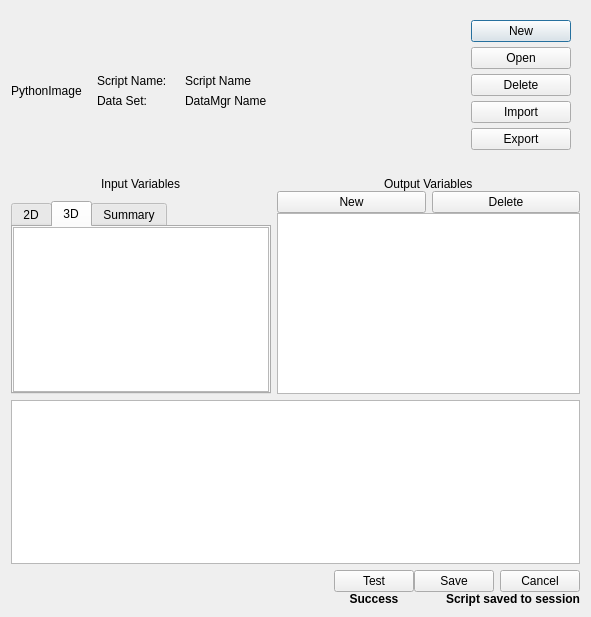
This is apps/vaporgui/PythonVariablesGUI.ui in StasJ/vapor-formatted as Qt 5 draws it before an edit. The edited form follows.
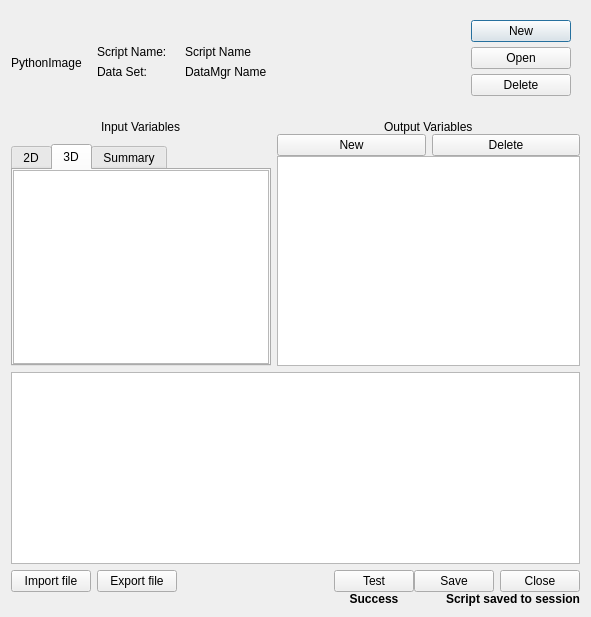
This is the edited form.

Commit message: Ready for handing off to John

What changed in the file:
```diff
--- a/apps/vaporgui/PythonVariablesGUI.ui
+++ b/apps/vaporgui/PythonVariablesGUI.ui
@@ -13,7 +13,7 @@
   <property name="windowTitle">
    <string>Dialog</string>
   </property>
-  <layout class="QVBoxLayout" name="verticalLayout">
+  <layout class="QVBoxLayout" name="verticalLayout" stretch="1,0,0,0">
    <property name="spacing">
     <number>-1</number>
    </property>
@@ -355,23 +355,6 @@
                  </property>
                 </widget>
                </item>
-               <item>
-                <widget class="QPushButton" name="_importScriptButton">
-                 <property name="text">
-                  <string>Import</string>
-                 </property>
-                 <property name="autoDefault">
-                  <bool>false</bool>
-                 </property>
-                </widget>
-               </item>
-               <item>
-                <widget class="QPushButton" name="_exportScriptButton">
-                 <property name="text">
-                  <string>Export</string>
-                 </property>
-                </widget>
-               </item>
               </layout>
              </widget>
             </item>
@@ -932,6 +915,111 @@
          <property name="bottomMargin">
           <number>0</number>
          </property>
+         <item>
+          <widget class="QFrame" name="frame_2">
+           <property name="frameShape">
+            <enum>QFrame::NoFrame</enum>
+           </property>
+           <property name="frameShadow">
+            <enum>QFrame::Raised</enum>
+           </property>
+           <layout class="QVBoxLayout" name="verticalLayout_17">
+            <property name="spacing">
+             <number>0</number>
+            </property>
+            <property name="leftMargin">
+             <number>0</number>
+            </property>
+            <property name="topMargin">
+             <number>0</number>
+            </property>
+            <property name="rightMargin">
+             <number>0</number>
+            </property>
+            <property name="bottomMargin">
+             <number>0</number>
+            </property>
+            <item>
+             <widget class="QFrame" name="frame_24">
+              <property name="frameShape">
+               <enum>QFrame::NoFrame</enum>
+              </property>
+              <property name="frameShadow">
+               <enum>QFrame::Raised</enum>
+              </property>
+              <layout class="QHBoxLayout" name="horizontalLayout_2">
+               <property name="spacing">
+                <number>-1</number>
+               </property>
+               <property name="leftMargin">
+                <number>0</number>
+               </property>
+               <property name="topMargin">
+                <number>0</number>
+               </property>
+               <property name="rightMargin">
+                <number>0</number>
+               </property>
+               <property name="bottomMargin">
+                <number>0</number>
+               </property>
+               <item>
+                <widget class="QPushButton" name="_importScriptButton">
+                 <property name="text">
+                  <string>Import file</string>
+                 </property>
+                 <property name="autoDefault">
+                  <bool>false</bool>
+                 </property>
+                </widget>
+               </item>
+               <item>
+                <widget class="QPushButton" name="_exportScriptButton">
+                 <property name="text">
+                  <string>Export file</string>
+                 </property>
+                </widget>
+               </item>
+              </layout>
+             </widget>
+            </item>
+            <item>
+             <widget class="QFrame" name="frame_23">
+              <property name="frameShape">
+               <enum>QFrame::NoFrame</enum>
+              </property>
+              <property name="frameShadow">
+               <enum>QFrame::Raised</enum>
+              </property>
+              <layout class="QVBoxLayout" name="verticalLayout_18">
+               <property name="spacing">
+                <number>0</number>
+               </property>
+               <property name="leftMargin">
+                <number>0</number>
+               </property>
+               <property name="topMargin">
+                <number>0</number>
+               </property>
+               <property name="rightMargin">
+                <number>0</number>
+               </property>
+               <property name="bottomMargin">
+                <number>0</number>
+               </property>
+               <item>
+                <widget class="QLabel" name="label_4">
+                 <property name="text">
+                  <string/>
+                 </property>
+                </widget>
+               </item>
+              </layout>
+             </widget>
+            </item>
+           </layout>
+          </widget>
+         </item>
          <item>
           <spacer name="horizontalSpacer">
            <property name="orientation">
@@ -1084,9 +1172,9 @@
                 </widget>
                </item>
                <item>
-                <widget class="QPushButton" name="_cancelButton">
+                <widget class="QPushButton" name="_closeButton">
                  <property name="text">
-                  <string>Cancel</string>
+                  <string>Close</string>
                  </property>
                 </widget>
                </item>
```
The commit also changes 2 other files.
